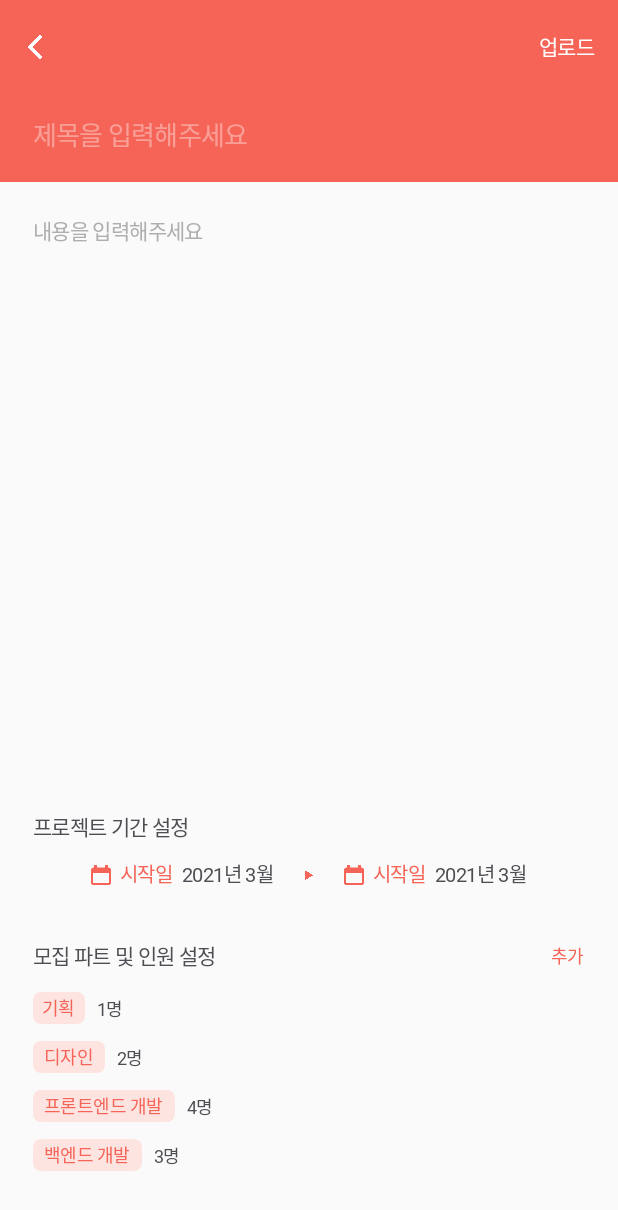
After one commit to TEAM-LINKIT/LINKIT_Android, an Android app: the UploadActivity screen opened directly, with no data from a screen before it, on a phone screen of 412 x 824 dp. The commit adds this screen. Shown: the top 1210 px of the screen. Run offline under Robolectric (Android 15) with nearby library versions, the phone set to English and light mode, and no system bars.

Commit message:
[feat] 업로드 뷰 레이아웃 구현

```diff
--- /dev/null
+++ b/app/src/main/java/com/example/linkit_android/upload/ui/UploadActivity.kt
@@ -0,0 +1,22 @@
+package com.example.linkit_android.upload.ui
+
+import androidx.appcompat.app.AppCompatActivity
+import android.os.Bundle
+import com.example.linkit_android.databinding.ActivityUploadBinding
+
+class UploadActivity : AppCompatActivity() {
+
+    private lateinit var binding: ActivityUploadBinding
+
+    override fun onCreate(savedInstanceState: Bundle?) {
+        super.onCreate(savedInstanceState)
+
+        setViewBinding()
+    }
+
+    private fun setViewBinding() {
+        binding = ActivityUploadBinding.inflate(layoutInflater)
+        val view = binding.root
+        setContentView(view)
+    }
+}
--- /dev/null
+++ b/app/src/main/res/layout/activity_upload.xml
@@ -0,0 +1,464 @@
+<?xml version="1.0" encoding="utf-8"?>
+<androidx.constraintlayout.widget.ConstraintLayout xmlns:android="http://schemas.android.com/apk/res/android"
+    xmlns:app="http://schemas.android.com/apk/res-auto"
+    xmlns:tools="http://schemas.android.com/tools"
+    android:layout_width="match_parent"
+    android:layout_height="match_parent"
+    tools:context=".upload.ui.UploadActivity">
+
+    <androidx.constraintlayout.widget.ConstraintLayout
+        android:id="@+id/constraintlayout_toolbar"
+        android:layout_width="match_parent"
+        android:layout_height="wrap_content"
+        android:background="@color/red_main"
+        app:layout_constraintEnd_toEndOf="parent"
+        app:layout_constraintStart_toStartOf="parent"
+        app:layout_constraintTop_toTopOf="parent">
+
+        <ImageView
+            android:id="@+id/btn_back"
+            android:layout_width="0dp"
+            android:layout_height="0dp"
+            android:layout_marginStart="15dp"
+            android:layout_marginLeft="15dp"
+            android:layout_marginTop="23dp"
+            android:src="@drawable/ic_arrow_white_back"
+            app:layout_constraintDimensionRatio="1:1"
+            app:layout_constraintStart_toStartOf="parent"
+            app:layout_constraintTop_toTopOf="parent"
+            app:layout_constraintWidth_percent="0.0388" />
+
+        <TextView
+            android:id="@+id/btn_upload"
+            android:layout_width="wrap_content"
+            android:layout_height="wrap_content"
+            android:layout_marginEnd="5dp"
+            android:layout_marginRight="5dp"
+            android:fontFamily="@font/notosanskrmedium"
+            android:includeFontPadding="false"
+            android:letterSpacing="-0.03"
+            android:padding="10dp"
+            android:text="업로드"
+            android:textColor="@color/white"
+            android:textSize="14dp"
+            app:layout_constraintBottom_toBottomOf="@+id/btn_back"
+            app:layout_constraintEnd_toEndOf="parent"
+            app:layout_constraintTop_toTopOf="@+id/btn_back" />
+
+        <EditText
+            android:id="@+id/et_title"
+            android:layout_width="0dp"
+            android:layout_height="wrap_content"
+            android:layout_marginHorizontal="22dp"
+            android:layout_marginTop="37dp"
+            android:layout_marginBottom="19dp"
+            android:hint="제목을 입력해주세요"
+            android:textColorHint="@color/white_hint"
+            android:background="@null"
+            android:textColor="@color/white"
+            android:textSize="17dp"
+            android:fontFamily="@font/notosanskrbold"
+            android:includeFontPadding="false"
+            android:letterSpacing="-0.03"
+            android:lineSpacingExtra="-2dp"
+            app:layout_constraintBottom_toBottomOf="parent"
+            app:layout_constraintEnd_toEndOf="parent"
+            app:layout_constraintStart_toStartOf="parent"
+            app:layout_constraintTop_toBottomOf="@+id/btn_back" />
+
+    </androidx.constraintlayout.widget.ConstraintLayout>
+
+    <EditText
+        android:id="@+id/et_content"
+        android:layout_width="match_parent"
+        android:layout_height="0dp"
+        android:layout_marginHorizontal="22dp"
+        android:layout_marginTop="22dp"
+        android:layout_marginBottom="33dp"
+        android:background="@null"
+        android:fontFamily="@font/notosanskrregular"
+        android:gravity="start|top"
+        android:hint="내용을 입력해주세요"
+        android:includeFontPadding="false"
+        android:letterSpacing="-0.03"
+        android:lineSpacingExtra="-2dp"
+        android:textColor="@color/black_content"
+        android:textColorHint="@color/gray_content"
+        android:textSize="14dp"
+        app:layout_constraintBottom_toTopOf="@+id/constraintLayout4"
+        app:layout_constraintEnd_toEndOf="parent"
+        app:layout_constraintStart_toStartOf="parent"
+        app:layout_constraintTop_toBottomOf="@+id/constraintlayout_toolbar" />
+
+    <androidx.constraintlayout.widget.ConstraintLayout
+        android:id="@+id/constraintLayout4"
+        android:layout_width="match_parent"
+        android:layout_height="wrap_content"
+        app:layout_constraintBottom_toBottomOf="parent"
+        app:layout_constraintEnd_toEndOf="parent"
+        app:layout_constraintStart_toStartOf="parent">
+
+        <TextView
+            android:id="@+id/textView6"
+            android:layout_width="wrap_content"
+            android:layout_height="wrap_content"
+            android:layout_marginStart="22dp"
+            android:layout_marginLeft="22dp"
+            android:fontFamily="@font/notosanskrbold"
+            android:includeFontPadding="false"
+            android:letterSpacing="-0.03"
+            android:text="프로젝트 기간 설정"
+            android:textColor="@color/black_content"
+            android:textSize="14dp"
+            app:layout_constraintStart_toStartOf="parent"
+            app:layout_constraintTop_toTopOf="parent" />
+
+        <androidx.constraintlayout.widget.ConstraintLayout
+            android:id="@+id/constraintLayout5"
+            android:layout_width="wrap_content"
+            android:layout_height="wrap_content"
+            android:layout_marginTop="11dp"
+            app:layout_constraintEnd_toEndOf="parent"
+            app:layout_constraintStart_toStartOf="parent"
+            app:layout_constraintTop_toBottomOf="@+id/textView6">
+
+            <androidx.constraintlayout.widget.ConstraintLayout
+                android:id="@+id/btn_start_date"
+                android:layout_width="wrap_content"
+                android:layout_height="wrap_content"
+                app:layout_constraintBottom_toBottomOf="parent"
+                app:layout_constraintStart_toStartOf="parent"
+                app:layout_constraintTop_toTopOf="parent">
+
+                <ImageView
+                    android:id="@+id/imageView5"
+                    android:layout_width="13dp"
+                    android:layout_height="13dp"
+                    android:src="@drawable/ic_calendar"
+                    app:layout_constraintBottom_toBottomOf="parent"
+                    app:layout_constraintDimensionRatio="1:1"
+                    app:layout_constraintStart_toStartOf="parent"
+                    app:layout_constraintTop_toTopOf="parent" />
+
+                <TextView
+                    android:id="@+id/textView7"
+                    android:layout_width="wrap_content"
+                    android:layout_height="wrap_content"
+                    android:layout_marginStart="6dp"
+                    android:layout_marginLeft="6dp"
+                    android:layout_marginBottom="1dp"
+                    android:fontFamily="@font/notosanskrregular"
+                    android:includeFontPadding="false"
+                    android:letterSpacing="-0.03"
+                    android:text="시작일"
+                    android:textColor="@color/red_main"
+                    android:textSize="13dp"
+                    app:layout_constraintBottom_toBottomOf="@+id/imageView5"
+                    app:layout_constraintStart_toEndOf="@+id/imageView5"
+                    app:layout_constraintTop_toTopOf="@+id/imageView5" />
+
+                <TextView
+                    android:layout_width="wrap_content"
+                    android:layout_height="wrap_content"
+                    android:layout_marginStart="6dp"
+                    android:layout_marginLeft="6dp"
+                    android:fontFamily="@font/notosanskrmedium"
+                    android:includeFontPadding="false"
+                    android:letterSpacing="-0.03"
+                    android:text="2021년 3월"
+                    android:textColor="@color/black_content"
+                    android:textSize="13dp"
+                    app:layout_constraintBottom_toBottomOf="@+id/textView7"
+                    app:layout_constraintStart_toEndOf="@+id/textView7"
+                    app:layout_constraintTop_toTopOf="@+id/textView7" />
+
+            </androidx.constraintlayout.widget.ConstraintLayout>
+
+            <ImageView
+                android:id="@+id/imageView7"
+                android:layout_width="8dp"
+                android:layout_height="8dp"
+                android:layout_marginStart="19dp"
+                android:layout_marginLeft="19dp"
+                android:src="@drawable/ic_polygon"
+                app:layout_constraintBottom_toBottomOf="@+id/btn_start_date"
+                app:layout_constraintStart_toEndOf="@+id/btn_start_date"
+                app:layout_constraintTop_toTopOf="@+id/btn_start_date" />
+
+            <androidx.constraintlayout.widget.ConstraintLayout
+                android:id="@+id/btn_end_date"
+                android:layout_width="wrap_content"
+                android:layout_height="wrap_content"
+                android:layout_marginStart="19dp"
+                android:layout_marginLeft="19dp"
+                app:layout_constraintBottom_toBottomOf="@+id/imageView7"
+                app:layout_constraintStart_toEndOf="@+id/imageView7"
+                app:layout_constraintTop_toTopOf="@+id/imageView7">
+
+                <ImageView
+                    android:id="@+id/imageView6"
+                    android:layout_width="13dp"
+                    android:layout_height="13dp"
+                    android:src="@drawable/ic_calendar"
+                    app:layout_constraintBottom_toBottomOf="parent"
+                    app:layout_constraintDimensionRatio="1:1"
+                    app:layout_constraintStart_toStartOf="parent"
+                    app:layout_constraintTop_toTopOf="parent" />
+
+                <TextView
+                    android:id="@+id/textView8"
+                    android:layout_width="wrap_content"
+                    android:layout_height="wrap_content"
+                    android:layout_marginStart="6dp"
+                    android:layout_marginLeft="6dp"
+                    android:layout_marginBottom="1dp"
+                    android:fontFamily="@font/notosanskrregular"
+                    android:includeFontPadding="false"
+                    android:letterSpacing="-0.03"
+                    android:text="시작일"
+                    android:textColor="@color/red_main"
+                    android:textSize="13dp"
+                    app:layout_constraintBottom_toBottomOf="@+id/imageView6"
+                    app:layout_constraintStart_toEndOf="@+id/imageView6"
+                    app:layout_constraintTop_toTopOf="@+id/imageView6" />
+
+                <TextView
+                    android:layout_width="wrap_content"
+                    android:layout_height="wrap_content"
+                    android:layout_marginStart="6dp"
+                    android:layout_marginLeft="6dp"
+                    android:fontFamily="@font/notosanskrmedium"
+                    android:includeFontPadding="false"
+                    android:letterSpacing="-0.03"
+                    android:text="2021년 3월"
+                    android:textColor="@color/black_content"
+                    android:textSize="13dp"
+                    app:layout_constraintBottom_toBottomOf="@+id/textView8"
+                    app:layout_constraintStart_toEndOf="@+id/textView8"
+                    app:layout_constraintTop_toTopOf="@+id/textView8" />
+
+            </androidx.constraintlayout.widget.ConstraintLayout>
+
+        </androidx.constraintlayout.widget.ConstraintLayout>
+
+        <TextView
+            android:id="@+id/textView9"
+            android:layout_width="wrap_content"
+            android:layout_height="wrap_content"
+            android:layout_marginTop="33dp"
+            android:fontFamily="@font/notosanskrbold"
+            android:includeFontPadding="false"
+            android:letterSpacing="-0.03"
+            android:text="모집 파트 및 인원 설정"
+            android:textColor="@color/black_content"
+            android:textSize="14dp"
+            app:layout_constraintStart_toStartOf="@+id/textView6"
+            app:layout_constraintTop_toBottomOf="@+id/constraintLayout5" />
+
+        <TextView
+            android:id="@+id/btn_add"
+            android:layout_width="wrap_content"
+            android:layout_height="wrap_content"
+            android:layout_marginEnd="12dp"
+            android:layout_marginRight="12dp"
+            android:padding="10dp"
+            android:fontFamily="@font/notosanskrmedium"
+            android:includeFontPadding="false"
+            android:letterSpacing="-0.03"
+            android:text="추가"
+            android:textColor="@color/red_main"
+            android:textSize="12dp"
+            app:layout_constraintBottom_toBottomOf="@+id/textView9"
+            app:layout_constraintEnd_toEndOf="parent"
+            app:layout_constraintTop_toTopOf="@+id/textView9" />
+
+        <androidx.constraintlayout.widget.ConstraintLayout
+            android:layout_width="wrap_content"
+            android:layout_height="wrap_content"
+            android:layout_marginTop="14dp"
+            android:layout_marginBottom="43dp"
+            app:layout_constraintBottom_toBottomOf="parent"
+            app:layout_constraintStart_toStartOf="@+id/textView9"
+            app:layout_constraintTop_toBottomOf="@+id/textView9">
+
+            <androidx.constraintlayout.widget.ConstraintLayout
+                android:id="@+id/constraintlayout_plan"
+                android:layout_width="wrap_content"
+                android:layout_height="wrap_content"
+                android:layout_marginTop="14dp"
+                app:layout_constraintStart_toStartOf="@+id/imageView3"
+                app:layout_constraintTop_toBottomOf="@+id/imageView3">
+
+                <TextView
+                    android:id="@+id/tv_label_plan"
+                    android:layout_width="wrap_content"
+                    android:layout_height="wrap_content"
+                    android:background="@drawable/background_part_label"
+                    android:fontFamily="@font/notosanskrregular"
+                    android:includeFontPadding="false"
+                    android:letterSpacing="-0.03"
+                    android:paddingHorizontal="6dp"
+                    android:paddingTop="1dp"
+                    android:paddingBottom="2dp"
+                    android:text="기획"
+                    android:textColor="@color/red_main"
+                    android:textSize="12dp"
+                    app:layout_constraintBottom_toBottomOf="parent"
+                    app:layout_constraintStart_toStartOf="parent"
+                    app:layout_constraintTop_toTopOf="parent" />
+
+                <TextView
+                    android:id="@+id/tv_count_plan"
+                    android:layout_width="wrap_content"
+                    android:layout_height="wrap_content"
+                    android:layout_marginStart="8dp"
+                    android:layout_marginLeft="8dp"
+                    android:fontFamily="@font/notosanskrregular"
+                    android:includeFontPadding="false"
+                    android:letterSpacing="-0.03"
+                    android:text="1명"
+                    android:textColor="@color/black_content"
+                    android:textSize="12dp"
+                    app:layout_constraintBottom_toBottomOf="@+id/tv_label_plan"
+                    app:layout_constraintStart_toEndOf="@+id/tv_label_plan"
+                    app:layout_constraintTop_toTopOf="@+id/tv_label_plan" />
+
+            </androidx.constraintlayout.widget.ConstraintLayout>
+
+            <androidx.constraintlayout.widget.ConstraintLayout
+                android:id="@+id/constraintlayout_design"
+                android:layout_width="wrap_content"
+                android:layout_height="wrap_content"
+                android:layout_marginTop="11dp"
+                app:layout_constraintStart_toStartOf="@+id/constraintlayout_plan"
+                app:layout_constraintTop_toBottomOf="@+id/constraintlayout_plan">
+
+                <TextView
+                    android:id="@+id/tv_label_design"
+                    android:layout_width="wrap_content"
+                    android:layout_height="wrap_content"
+                    android:background="@drawable/background_part_label"
+                    android:fontFamily="@font/notosanskrregular"
+                    android:includeFontPadding="false"
+                    android:letterSpacing="-0.03"
+                    android:paddingHorizontal="7dp"
+                    android:paddingTop="1dp"
+                    android:paddingBottom="2dp"
+                    android:text="디자인"
+                    android:textColor="@color/red_main"
+                    android:textSize="12dp"
+                    app:layout_constraintBottom_toBottomOf="parent"
+                    app:layout_constraintStart_toStartOf="parent"
+                    app:layout_constraintTop_toTopOf="parent" />
+
+                <TextView
+                    android:id="@+id/tv_count_design"
+                    android:layout_width="wrap_content"
+                    android:layout_height="wrap_content"
+                    android:layout_marginStart="8dp"
+                    android:layout_marginLeft="8dp"
+                    android:fontFamily="@font/notosanskrregular"
+                    android:includeFontPadding="false"
+                    android:letterSpacing="-0.03"
+                    android:text="2명"
+                    android:textColor="@color/black_content"
+                    android:textSize="12dp"
+                    app:layout_constraintBottom_toBottomOf="@+id/tv_label_design"
+                    app:layout_constraintStart_toEndOf="@+id/tv_label_design"
+                    app:layout_constraintTop_toTopOf="@+id/tv_label_design" />
+
+            </androidx.constraintlayout.widget.ConstraintLayout>
+
+            <androidx.constraintlayout.widget.ConstraintLayout
+                android:id="@+id/constraintlayout_frontend"
+                android:layout_width="wrap_content"
+                android:layout_height="wrap_content"
+                android:layout_marginTop="11dp"
+                app:layout_constraintStart_toStartOf="@+id/constraintlayout_design"
+                app:layout_constraintTop_toBottomOf="@+id/constraintlayout_design">
+
+                <TextView
+                    android:id="@+id/tv_label_frontend"
+                    android:layout_width="wrap_content"
+                    android:layout_height="wrap_content"
+                    android:background="@drawable/background_part_label"
+                    android:fontFamily="@font/notosanskrregular"
+                    android:includeFontPadding="false"
+                    android:letterSpacing="-0.03"
+                    android:paddingHorizontal="7dp"
+                    android:paddingTop="1dp"
+                    android:paddingBottom="2dp"
+                    android:text="프론트엔드 개발"
+                    android:textColor="@color/red_main"
+                    android:textSize="12dp"
+                    app:layout_constraintBottom_toBottomOf="parent"
+                    app:layout_constraintStart_toStartOf="parent"
+                    app:layout_constraintTop_toTopOf="parent" />
+
+                <TextView
+                    android:id="@+id/tv_count_frontend"
+                    android:layout_width="wrap_content"
+                    android:layout_height="wrap_content"
+                    android:layout_marginStart="8dp"
+                    android:layout_marginLeft="8dp"
+                    android:fontFamily="@font/notosanskrregular"
+                    android:includeFontPadding="false"
+                    android:letterSpacing="-0.03"
+                    android:text="4명"
+                    android:textColor="@color/black_content"
+                    android:textSize="12dp"
+                    app:layout_constraintBottom_toBottomOf="@+id/tv_label_frontend"
+                    app:layout_constraintStart_toEndOf="@+id/tv_label_frontend"
+                    app:layout_constraintTop_toTopOf="@+id/tv_label_frontend" />
+
+            </androidx.constraintlayout.widget.ConstraintLayout>
+
+            <androidx.constraintlayout.widget.ConstraintLayout
+                android:id="@+id/constraintlayout_backend"
+                android:layout_width="wrap_content"
+                android:layout_height="wrap_content"
+                android:layout_marginTop="11dp"
+                app:layout_constraintStart_toStartOf="@+id/constraintlayout_frontend"
+                app:layout_constraintTop_toBottomOf="@+id/constraintlayout_frontend">
+
+                <TextView
+                    android:id="@+id/tv_label_backend"
+                    android:layout_width="wrap_content"
+                    android:layout_height="wrap_content"
+                    android:background="@drawable/background_part_label"
+                    android:fontFamily="@font/notosanskrregular"
+                    android:includeFontPadding="false"
+                    android:letterSpacing="-0.03"
+                    android:paddingHorizontal="7dp"
+                    android:paddingTop="1dp"
+                    android:paddingBottom="2dp"
+                    android:text="백엔드 개발"
+                    android:textColor="@color/red_main"
+                    android:textSize="12dp"
+                    app:layout_constraintBottom_toBottomOf="parent"
+                    app:layout_constraintStart_toStartOf="parent"
+                    app:layout_constraintTop_toTopOf="parent" />
+
+                <TextView
+                    android:id="@+id/tv_count_backend"
+                    android:layout_width="wrap_content"
+                    android:layout_height="wrap_content"
+                    android:layout_marginStart="8dp"
+                    android:layout_marginLeft="8dp"
+                    android:fontFamily="@font/notosanskrregular"
+                    android:includeFontPadding="false"
+                    android:letterSpacing="-0.03"
+                    android:text="3명"
+                    android:textColor="@color/black_content"
+                    android:textSize="12dp"
+                    app:layout_constraintBottom_toBottomOf="@+id/tv_label_backend"
+                    app:layout_constraintStart_toEndOf="@+id/tv_label_backend"
+                    app:layout_constraintTop_toTopOf="@+id/tv_label_backend" />
+
+            </androidx.constraintlayout.widget.ConstraintLayout>
+
+        </androidx.constraintlayout.widget.ConstraintLayout>
+
+    </androidx.constraintlayout.widget.ConstraintLayout>
+
+</androidx.constraintlayout.widget.ConstraintLayout>
--- a/app/src/main/res/values/colors.xml
+++ b/app/src/main/res/values/colors.xml
@@ -18,4 +18,5 @@
     <color name="gray_btn">#E0E0E0</color>
     <color name="red_gradient">#F2F86B5F</color>
     <color name="gray_content">#ADAEB0</color>
+    <color name="white_hint">#61FFFFFF</color>
 </resources>
```
Also changed, not shown: app/src/main/res/drawable/ic_polygon.png (added).
